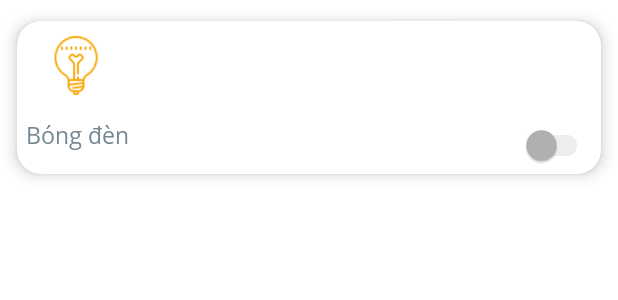
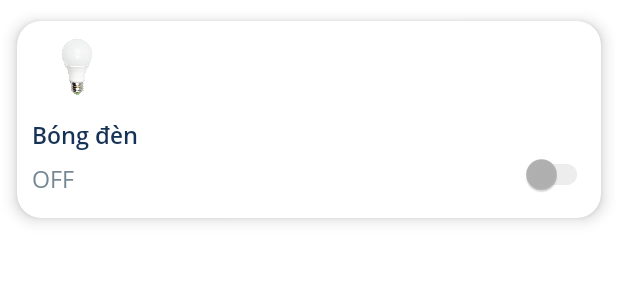
Before and after one commit to quangbk198/datn, an Android app: the layout item_device.xml on its own in the app's theme, with its tools: preview values and no code run, on a phone screen of 412 x 824 dp. Shown: the top 300 px of the screen. Run offline under Robolectric (Android 15) with nearby library versions, the phone set to English and light mode, and no system bars.

Commit message:
update item device

```diff
--- a/app/src/main/AndroidManifest.xml
+++ b/app/src/main/AndroidManifest.xml
@@ -15,6 +15,7 @@
         android:networkSecurityConfig="@xml/network_security_config"
         android:roundIcon="@mipmap/ic_launcher_round"
         android:supportsRtl="true"
+        android:largeHeap="true"
         android:theme="@style/Theme.Datn"
         tools:targetApi="31">
         <activity android:name=".features.setting.ui.SettingActivity"
--- a/app/src/main/java/com/example/datn/features/splash/ui/SplashActivity.kt
+++ b/app/src/main/java/com/example/datn/features/splash/ui/SplashActivity.kt
@@ -28,7 +28,7 @@ class SplashActivity : BaseActivity<ActivitySplashBinding, SplashViewModel>() {
         super.addDataObserver()
 
         viewModel.isLogin.observe(this) { isLogin ->
-            delayFunction(500) {
+            delayFunction(2000) {
                 if (isLogin) {
                     openActivity(MainActivity::class.java)
                 } else {
--- a/app/src/main/res/layout/item_device.xml
+++ b/app/src/main/res/layout/item_device.xml
@@ -28,24 +28,37 @@
             android:layout_height="wrap_content"
             android:layout_marginTop="15dp"
             android:layout_marginBottom="15dp"
+            android:fontFamily="@font/opensans_semi_bold"
+            android:text="@string/light"
+            android:textColor="@color/dark_blue"
+            android:textSize="15sp"
+            android:layout_marginStart="10dp"
+            app:layout_constraintEnd_toEndOf="@id/iv_device"
+            app:layout_constraintStart_toStartOf="@id/iv_device"
+            app:layout_constraintTop_toBottomOf="@id/iv_device" />
+
+        <TextView
+            android:id="@+id/tv_on_off"
+            android:layout_width="wrap_content"
+            android:layout_height="wrap_content"
+            android:layout_marginTop="8dp"
+            android:layout_marginBottom="15dp"
             android:fontFamily="@font/opensans_regular"
-            android:text="@string/light"
+            android:text="@string/off"
             android:textColor="@color/grey_light_text"
             android:textSize="15sp"
             app:layout_constraintBottom_toBottomOf="parent"
-            app:layout_constraintEnd_toEndOf="@id/iv_device"
-            app:layout_constraintStart_toStartOf="@id/iv_device"
-            app:layout_constraintTop_toBottomOf="@id/iv_device" />
+            app:layout_constraintStart_toStartOf="@id/tv_device_name"
+            app:layout_constraintTop_toBottomOf="@id/tv_device_name" />
 
         <androidx.appcompat.widget.SwitchCompat
             android:id="@+id/sw_state_device"
             android:layout_width="wrap_content"
             android:layout_height="wrap_content"
             android:layout_marginEnd="5dp"
-            android:layout_marginBottom="5dp"
             android:clickable="false"
             android:theme="@style/GreenSwitch"
-            app:layout_constraintBottom_toBottomOf="parent"
+            app:layout_constraintBottom_toBottomOf="@id/tv_on_off"
             app:layout_constraintEnd_toEndOf="parent" />
 
     </androidx.constraintlayout.widget.ConstraintLayout>
--- a/app/src/main/res/values/strings.xml
+++ b/app/src/main/res/values/strings.xml
@@ -14,6 +14,8 @@
     <!--Device-->
     <string name="light">Bóng đèn</string>
     <string name="pump">Máy bơm</string>
+    <string name="on">ON</string>
+    <string name="off">OFF</string>
 
     <!--Login Activity-->
     <string name="login_activity_hint_edt_username">Tài khoản</string>
```
Also changed, not shown: app/src/main/java/com/example/datn/features/main/ui/adapter/DeviceAdapter.kt (+15 -1 lines), app/src/main/res/drawable/ic_light.png, app/src/main/res/drawable/ic_pump.png.
